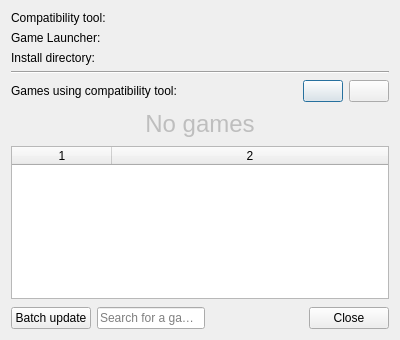
Qt form pupgui2/resources/ui/pupgui2_ctinfodialog.ui (DavidoTek/ProtonUp-Qt) before a commit.
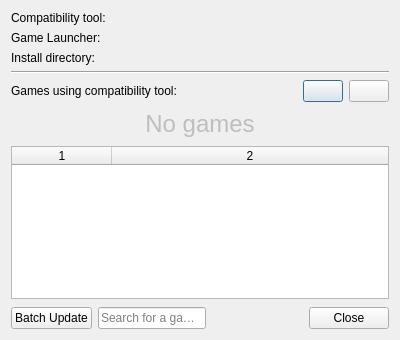
The same form after that commit. Icons and pictures are not drawn.

Commit message:
Batch Update: Use UI file & UX Improvements (#325)
* Batch Update: Hide current compatibility tool, other UX

* Batch Update: Use QUI file

* Batch Update: Show old version

* Minor phrasing change

* CtInfo: Remove unused imports

* Batch Update: Fix translation logic

* CtInfo: Batch update -> Batch Update

Patch:
```diff
--- a/pupgui2/resources/ui/pupgui2_ctinfodialog.ui
+++ b/pupgui2/resources/ui/pupgui2_ctinfodialog.ui
@@ -260,7 +260,7 @@
      <item>
       <widget class="QPushButton" name="btnBatchUpdate">
        <property name="text">
-        <string>Batch update</string>
+        <string>Batch Update</string>
        </property>
       </widget>
      </item>
```
The commit also changes 3 other files.
